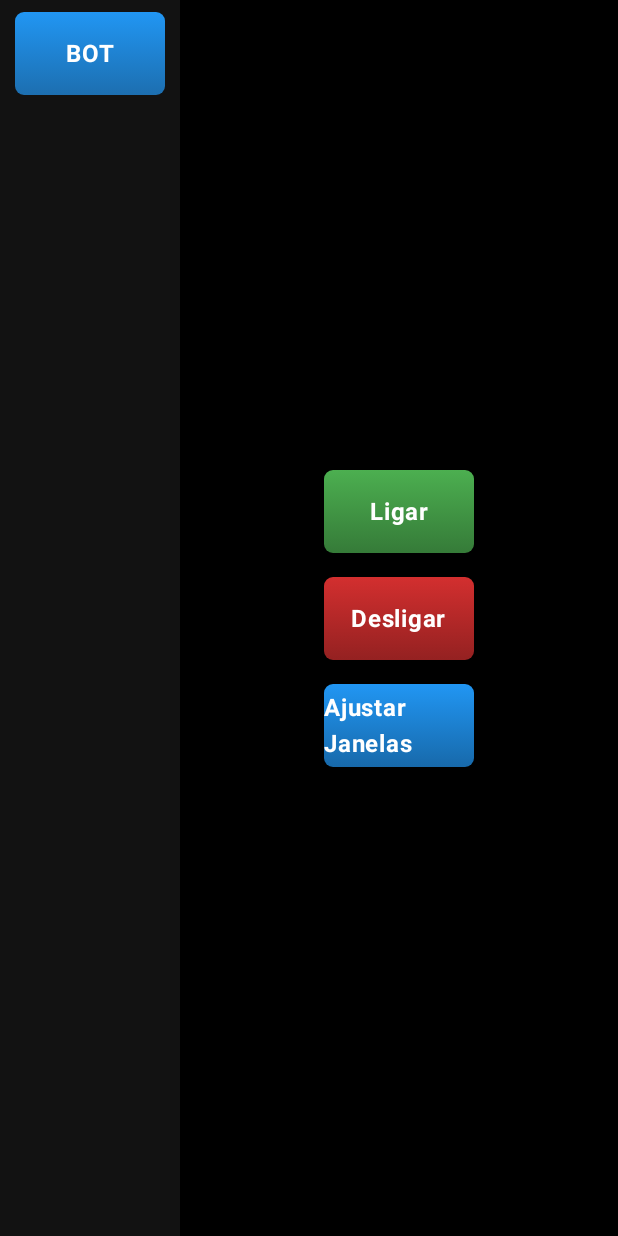
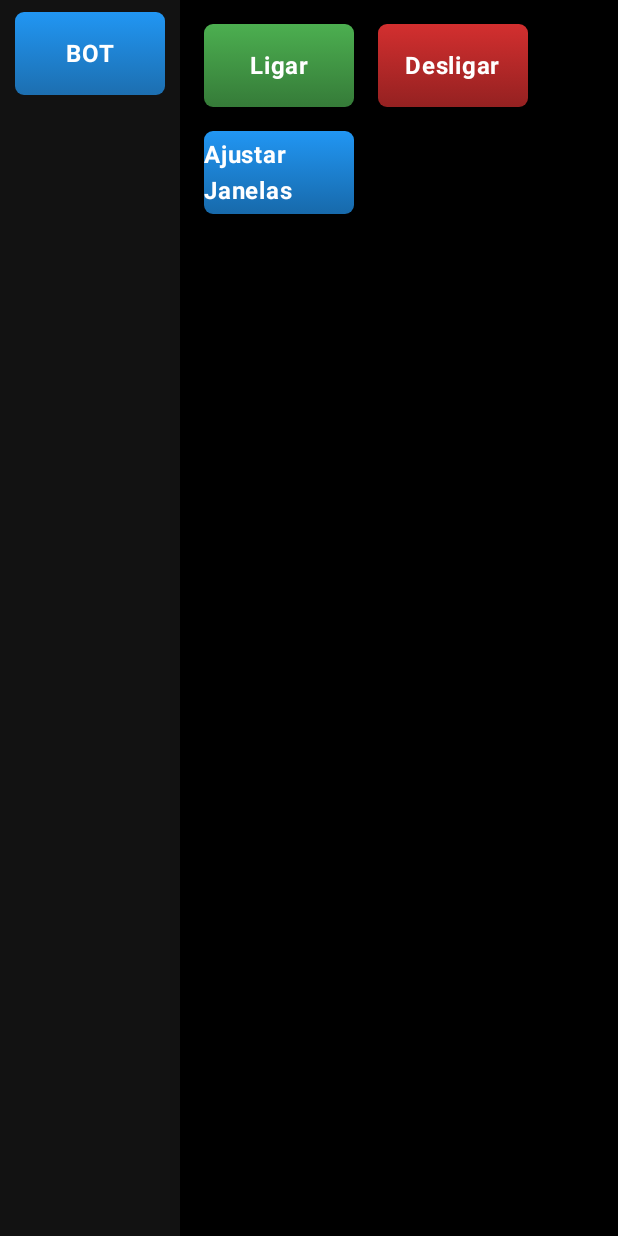
Before and after one commit to bolsonarobr/forge-download, an Android app built with Jetpack Compose: the screen it shows after launch (MainActivity), after a tap on "BOT", on a phone screen of 412 x 824 dp. Run offline under Robolectric (Android 15) with nearby library versions, the light colour scheme and no system bars.

Commit message:
botao bot pronto

```diff
--- a/app/src/main/java/com/tiago/forgeapp/MainScreen.kt
+++ b/app/src/main/java/com/tiago/forgeapp/MainScreen.kt
@@ -17,10 +17,12 @@ import androidx.compose.ui.text.font.FontWeight
 import androidx.compose.ui.unit.dp
 import androidx.compose.ui.unit.sp
 import com.tiago.forgeapp.ui.theme.*
+import androidx.compose.foundation.layout.ExperimentalLayoutApi
+import androidx.compose.runtime.saveable.rememberSaveable
 
 @Composable
 fun MainScreen() {
-    var selectedContent by remember { mutableStateOf<String?>(null) }
+    var selectedContent by rememberSaveable { mutableStateOf<String?>(null) }
 
     Row(modifier = Modifier.fillMaxSize().background(BlackBackground)) {
         // Painel Esquerdo
@@ -29,6 +31,7 @@ fun MainScreen() {
                 .fillMaxHeight()
                 .width(120.dp)
                 .background(DarkGreyPanel)
+                .statusBarsPadding()
                 .padding(8.dp),
             horizontalAlignment = Alignment.CenterHorizontally,
             verticalArrangement = Arrangement.spacedBy(8.dp)
@@ -44,9 +47,10 @@ fun MainScreen() {
         Column(
             modifier = Modifier
                 .fillMaxSize()
+                .statusBarsPadding()
                 .padding(16.dp),
-            horizontalAlignment = Alignment.CenterHorizontally,
-            verticalArrangement = Arrangement.Center
+            horizontalAlignment = Alignment.Start,
+            verticalArrangement = Arrangement.Top
         ) {
             when (selectedContent) {
                 "BOT" -> BotContent()
@@ -55,15 +59,20 @@ fun MainScreen() {
     }
 }
 
+@OptIn(ExperimentalLayoutApi::class)
 @Composable
 fun BotContent() {
-    Column(
-        horizontalAlignment = Alignment.CenterHorizontally,
-        verticalArrangement = Arrangement.spacedBy(16.dp)
-    ) {
-        TouchButton(text = "Ligar", color = GreenButton, onClick = { /*TODO*/ })
-        TouchButton(text = "Desligar", color = RedButton, onClick = { /*TODO*/ })
-        TouchButton(text = "Ajustar Janelas", color = BlueButton, onClick = { /*TODO*/ })
+    Column(verticalArrangement = Arrangement.spacedBy(16.dp)) {
+        FlowRow(
+            horizontalArrangement = Arrangement.spacedBy(16.dp),
+            verticalArrangement = Arrangement.spacedBy(16.dp)
+        ) {
+            TouchButton(text = "Ligar", color = GreenButton, onClick = { /*TODO*/ })
+            TouchButton(text = "Desligar", color = RedButton, onClick = { /*TODO*/ })
+        }
+        FlowRow {
+            TouchButton(text = "Ajustar Janelas", color = BlueButton, onClick = { /*TODO*/ })
+        }
     }
 }
 
```
